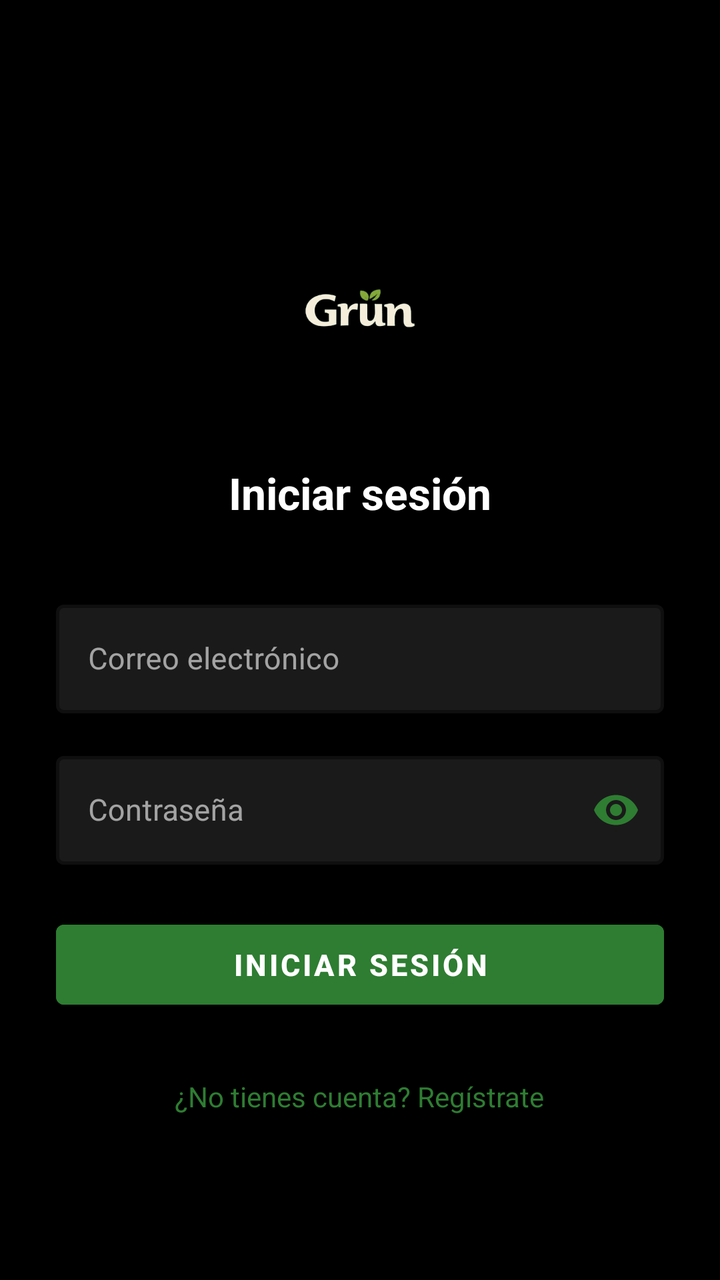
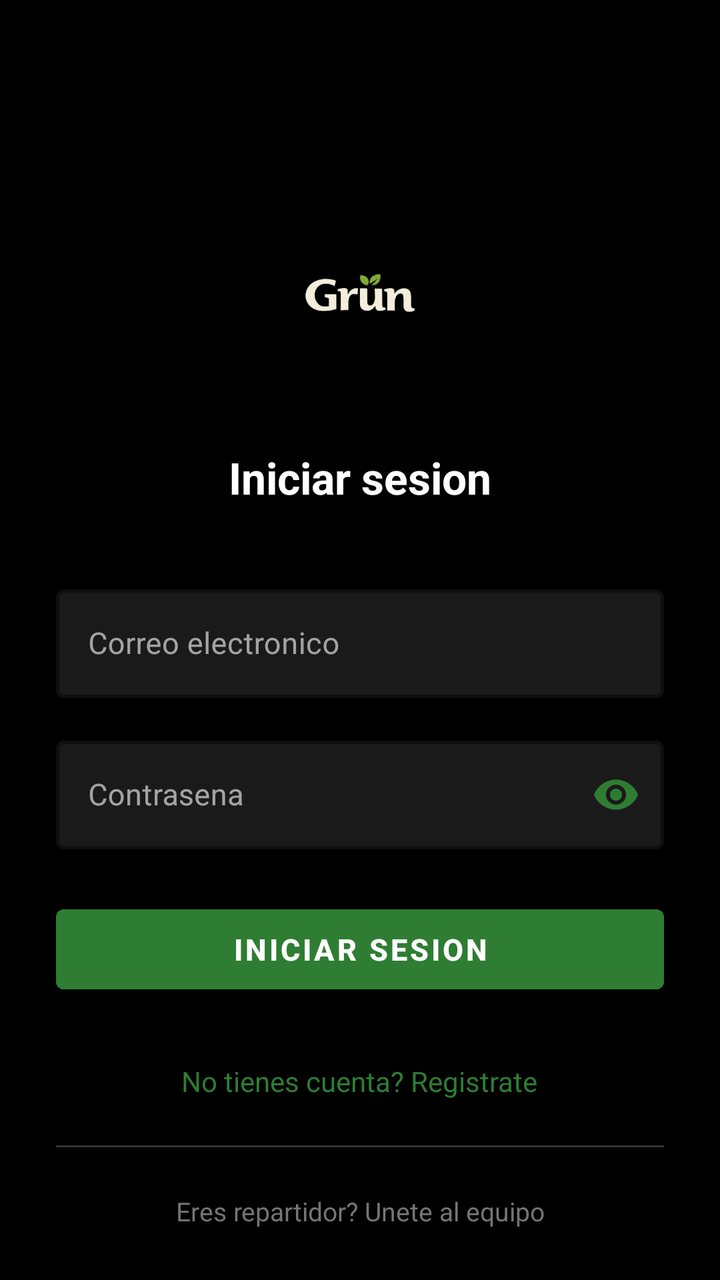

Two renders of the same Android screen: before a commit and after it. Below are the layout's source before the change and the commit's diff.
<!-- AndroidManifest.xml: activity theme Theme.Agroapp.Dark -->
<!-- res/layout/activity_login.xml -->
<?xml version="1.0" encoding="utf-8"?>
<LinearLayout xmlns:android="http://schemas.android.com/apk/res/android"
    xmlns:app="http://schemas.android.com/apk/res-auto"
    android:layout_width="match_parent"
    android:layout_height="match_parent"
    android:orientation="vertical"
    android:background="#000000">

    <androidx.core.widget.NestedScrollView
        android:layout_width="match_parent"
        android:layout_height="match_parent"
        android:fillViewport="true">

        <LinearLayout
            android:layout_width="match_parent"
            android:layout_height="wrap_content"
            android:orientation="vertical"
            android:gravity="center"
            android:padding="28dp">

            
            <ImageView
                android:layout_width="140dp"
                android:layout_height="140dp"
                android:src="@drawable/logooficial"
                android:scaleType="fitCenter"
                android:layout_marginTop="48dp"
                android:layout_marginBottom="8dp" />

            <TextView
                android:layout_width="wrap_content"
                android:layout_height="wrap_content"
                android:text="Iniciar sesi\u00f3n"
                android:textSize="22sp"
                android:textStyle="bold"
                android:textColor="#FFFFFF"
                android:layout_marginBottom="36dp" />

            
            <com.google.android.material.textfield.TextInputLayout
                android:layout_width="match_parent"
                android:layout_height="wrap_content"
                android:layout_marginBottom="16dp"
                app:boxStrokeColor="#2E7D32"
                app:boxStrokeWidth="1.5dp"
                app:hintTextColor="#2E7D32"
                app:boxBackgroundColor="#1A1A1A"
                style="@style/Widget.MaterialComponents.TextInputLayout.OutlinedBox">
                <com.google.android.material.textfield.TextInputEditText
                    android:id="@+id/etEmail"
                    android:layout_width="match_parent"
                    android:layout_height="wrap_content"
                    android:hint="Correo electr\u00f3nico"
                    android:inputType="textEmailAddress"
                    android:textColor="#FFFFFF"
                    android:textColorHint="#888888"
                    android:textSize="15sp" />
            </com.google.android.material.textfield.TextInputLayout>

            
            <com.google.android.material.textfield.TextInputLayout
                android:layout_width="match_parent"
                android:layout_height="wrap_content"
                android:layout_marginBottom="24dp"
                app:boxStrokeColor="#2E7D32"
                app:boxStrokeWidth="1.5dp"
                app:hintTextColor="#2E7D32"
                app:boxBackgroundColor="#1A1A1A"
                app:passwordToggleEnabled="true"
                app:passwordToggleTint="#2E7D32"
                style="@style/Widget.MaterialComponents.TextInputLayout.OutlinedBox">
                <com.google.android.material.textfield.TextInputEditText
                    android:id="@+id/etPassword"
                    android:layout_width="match_parent"
                    android:layout_height="wrap_content"
                    android:hint="Contrase\u00f1a"
                    android:inputType="textPassword"
                    android:textColor="#FFFFFF"
                    android:textColorHint="#888888"
                    android:textSize="15sp" />
            </com.google.android.material.textfield.TextInputLayout>

            <TextView
                android:id="@+id/tvError"
                android:layout_width="match_parent"
                android:layout_height="wrap_content"
                android:textColor="#F44336"
                android:textSize="13sp"
                android:visibility="gone"
                android:gravity="center"
                android:layout_marginBottom="12dp" />

            <Button
                android:id="@+id/btnLogin"
                android:layout_width="match_parent"
                android:layout_height="52dp"
                android:text="INICIAR SESI\u00d3N"
                android:textSize="15sp"
                android:textStyle="bold"
                android:textColor="#FFFFFF"
                android:backgroundTint="#2E7D32"
                android:layout_marginBottom="16dp" />

            <ProgressBar
                android:id="@+id/progressBar"
                android:layout_width="wrap_content"
                android:layout_height="wrap_content"
                android:visibility="gone"
                android:layout_marginBottom="16dp" />

            <TextView
                android:id="@+id/tvRegister"
                android:layout_width="wrap_content"
                android:layout_height="48dp"
                android:text="\u00bfNo tienes cuenta? Reg\u00edstrate"
                android:textColor="#2E7D32"
                android:gravity="center"
                android:clickable="true"
                android:focusable="true"
                android:layout_marginBottom="32dp" />

        </LinearLayout>
    </androidx.core.widget.NestedScrollView>
</LinearLayout>
<!-- resources referenced by this layout -->
<resources>
  <!-- drawable logooficial: png bitmap (drawable, 33220 bytes) -->
  <style name="Theme.Agroapp.Dark" parent="Theme.MaterialComponents.NoActionBar">
          <item name="android:windowBackground">#000000</item>
          <item name="android:statusBarColor">#000000</item>
          <item name="android:navigationBarColor">#000000</item>
          <item name="colorPrimary">#2E7D32</item>
          <item name="colorPrimaryVariant">#1B5E20</item>
          <item name="colorOnPrimary">#FFFFFF</item>
          <item name="colorOnSurface">#FFFFFF</item>
          <item name="colorSurface">#1A1A1A</item>
          <item name="android:textColorHint">#888888</item>
          <item name="android:editTextColor">#FFFFFF</item>
      </style>
</resources>

<!-- the commit's change to res/layout/activity_login.xml (unified diff, before → after) -->
@@ -30,7 +30,7 @@
             <TextView
                 android:layout_width="wrap_content"
                 android:layout_height="wrap_content"
-                android:text="Iniciar sesi\u00f3n"
+                android:text="Iniciar sesion"
                 android:textSize="22sp"
                 android:textStyle="bold"
                 android:textColor="#FFFFFF"
@@ -50,7 +50,7 @@
                     android:id="@+id/etEmail"
                     android:layout_width="match_parent"
                     android:layout_height="wrap_content"
-                    android:hint="Correo electr\u00f3nico"
+                    android:hint="Correo electronico"
                     android:inputType="textEmailAddress"
                     android:textColor="#FFFFFF"
                     android:textColorHint="#888888"
@@ -73,7 +73,7 @@
                     android:id="@+id/etPassword"
                     android:layout_width="match_parent"
                     android:layout_height="wrap_content"
-                    android:hint="Contrase\u00f1a"
+                    android:hint="Contrasena"
                     android:inputType="textPassword"
                     android:textColor="#FFFFFF"
                     android:textColorHint="#888888"
@@ -94,7 +94,7 @@
                 android:id="@+id/btnLogin"
                 android:layout_width="match_parent"
                 android:layout_height="52dp"
-                android:text="INICIAR SESI\u00d3N"
+                android:text="INICIAR SESION"
                 android:textSize="15sp"
                 android:textStyle="bold"
                 android:textColor="#FFFFFF"
@@ -108,12 +108,33 @@
                 android:visibility="gone"
                 android:layout_marginBottom="16dp" />
 
+            
             <TextView
                 android:id="@+id/tvRegister"
                 android:layout_width="wrap_content"
                 android:layout_height="48dp"
-                android:text="\u00bfNo tienes cuenta? Reg\u00edstrate"
+                android:text="No tienes cuenta? Registrate"
                 android:textColor="#2E7D32"
+                android:gravity="center"
+                android:clickable="true"
+                android:focusable="true"
+                android:layout_marginBottom="8dp" />
+
+            
+            <View
+                android:layout_width="match_parent"
+                android:layout_height="1dp"
+                android:background="#333333"
+                android:layout_marginBottom="8dp" />
+
+            
+            <TextView
+                android:id="@+id/tvDriverRegister"
+                android:layout_width="wrap_content"
+                android:layout_height="48dp"
+                android:text="Eres repartidor? Unete al equipo"
+                android:textColor="#757575"
+                android:textSize="13sp"
                 android:gravity="center"
                 android:clickable="true"
                 android:focusable="true"
<!-- resource entries referenced after the edit -->
@@ -12,6 +12,13 @@
           <item name="colorSurface">#1A1A1A</item>
           <item name="android:textColorHint">#888888</item>
           <item name="android:editTextColor">#FFFFFF</item>
+          <item name="android:textColor">#FFFFFF</item>
+          <item name="editTextStyle">@style/DarkEditText</item>
+      </style>
+  <style name="DarkEditText" parent="Widget.MaterialComponents.TextInputEditText.OutlinedBox">
+          <item name="android:textColor">#FFFFFF</item>
+          <item name="android:textColorHint">#888888</item>
+          <item name="android:background">@android:color/transparent</item>
       </style>
 </resources>
 
